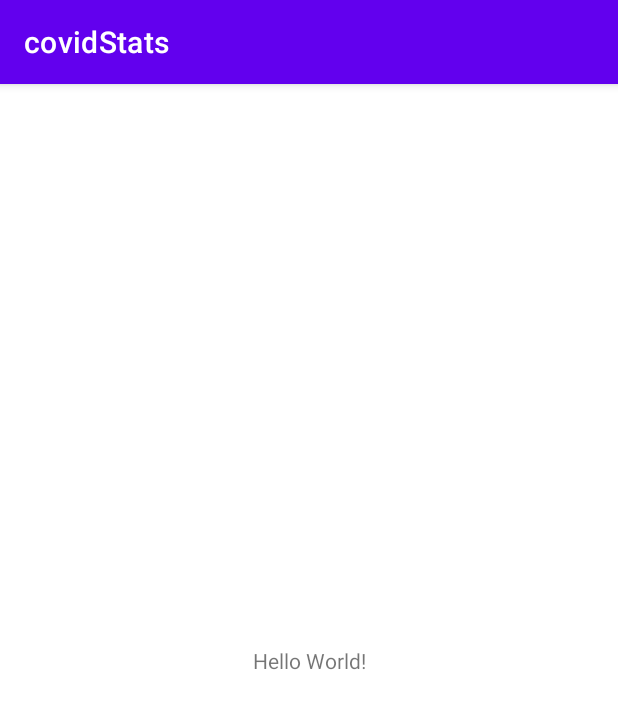
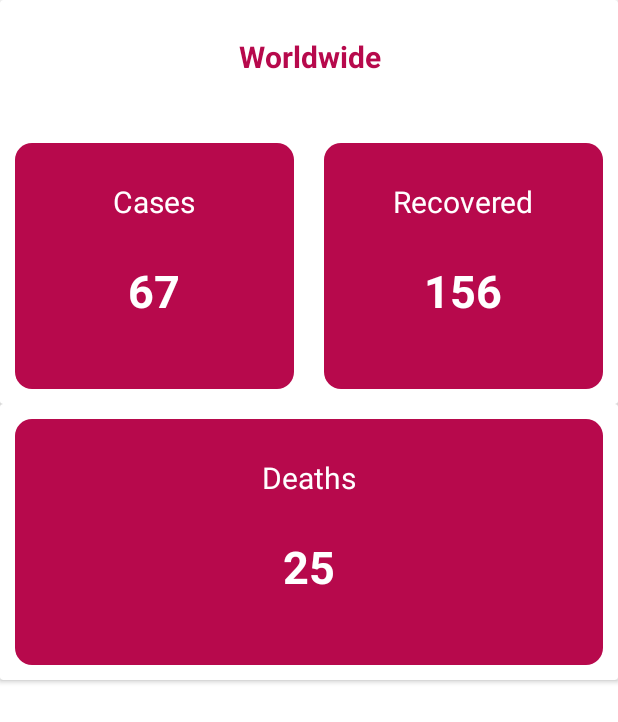
Before and after one commit to ETS-Android2/COVID-STATS, an Android app: the screen it shows after launch (MainActivity), on a phone screen of 412 x 824 dp. Shown: the top 722 px of the screen. Run offline under Robolectric (Android 15) with nearby library versions, the phone set to English and light mode, and no system bars.

Commit message:
Added the UI

```diff
--- a/app/build.gradle
+++ b/app/build.gradle
@@ -35,4 +35,7 @@ dependencies {
     testImplementation 'junit:junit:4.+'
     androidTestImplementation 'androidx.test.ext:junit:1.1.3'
     androidTestImplementation 'androidx.test.espresso:espresso-core:3.4.0'
+
+    // Volley library
+    implementation 'com.android.volley:volley:1.1.1'
 }
--- a/app/src/main/AndroidManifest.xml
+++ b/app/src/main/AndroidManifest.xml
@@ -2,6 +2,7 @@
 <manifest xmlns:android="http://schemas.android.com/apk/res/android"
     package="com.example.covidstats">
 
+    <uses-permission android:name="android.permission.INTERNET"/>
     <application
         android:allowBackup="true"
         android:icon="@mipmap/ic_launcher"
--- a/app/src/main/java/com/example/covidstats/MainActivity.java
+++ b/app/src/main/java/com/example/covidstats/MainActivity.java
@@ -10,5 +10,7 @@ public class MainActivity extends AppCompatActivity {
     protected void onCreate(Bundle savedInstanceState) {
         super.onCreate(savedInstanceState);
         setContentView(R.layout.activity_main);
+        // To Hide App Title Bar
+        getSupportActionBar().hide();
     }
 }
--- /dev/null
+++ b/app/src/main/res/drawable/shape.xml
@@ -0,0 +1,13 @@
+<shape
+    xmlns:android="http://schemas.android.com/apk/res/android"
+    android:shape="rectangle"   >
+
+    <solid
+        android:color="@color/pink_700" >
+    </solid>
+
+    <corners
+        android:radius="11dp"   >
+    </corners>
+
+</shape>
--- a/app/src/main/res/layout/activity_main.xml
+++ b/app/src/main/res/layout/activity_main.xml
@@ -1,18 +1,162 @@
 <?xml version="1.0" encoding="utf-8"?>
-<androidx.constraintlayout.widget.ConstraintLayout xmlns:android="http://schemas.android.com/apk/res/android"
+<LinearLayout xmlns:android="http://schemas.android.com/apk/res/android"
     xmlns:app="http://schemas.android.com/apk/res-auto"
     xmlns:tools="http://schemas.android.com/tools"
     android:layout_width="match_parent"
+    android:orientation="vertical"
     android:layout_height="match_parent"
     tools:context=".MainActivity">
 
-    <TextView
-        android:layout_width="wrap_content"
-        android:layout_height="wrap_content"
-        android:text="Hello World!"
-        app:layout_constraintBottom_toBottomOf="parent"
-        app:layout_constraintLeft_toLeftOf="parent"
-        app:layout_constraintRight_toRightOf="parent"
-        app:layout_constraintTop_toTopOf="parent" />
+    <androidx.cardview.widget.CardView
+        android:layout_width="match_parent"
+        android:layout_height="wrap_content">
 
-</androidx.constraintlayout.widget.ConstraintLayout>
+    <LinearLayout
+        android:layout_width="match_parent"
+        android:layout_height="match_parent"
+        android:orientation="vertical">
+
+        <TextView
+            android:layout_width="match_parent"
+            android:layout_height="wrap_content"
+            android:layout_margin="4dp"
+            android:gravity="center_horizontal"
+            android:padding="20dp"
+            android:text="Worldwide"
+            android:textStyle="bold"
+            android:textAlignment="center"
+            android:textColor="@color/pink_700"
+            android:textSize="20sp"
+            />
+
+        <LinearLayout
+            android:layout_width="match_parent"
+            android:layout_height="match_parent"
+            android:orientation="horizontal"
+            android:weightSum="2"
+            android:paddingTop="10dp">
+
+            <LinearLayout
+            android:layout_width="10dp"
+            android:layout_height="wrap_content"
+            android:orientation="vertical"
+            android:layout_weight="1"
+            android:background="@drawable/shape"
+            android:layout_margin="10dp">
+
+
+            <TextView
+                android:layout_width="match_parent"
+                android:layout_height="wrap_content"
+                android:text="Cases"
+                android:textAlignment="center"
+                android:layout_gravity="center_horizontal"
+                android:textSize="20sp"
+                android:padding="25dp"
+                android:textColor="@color/white"/>
+
+            <TextView
+                android:layout_width="match_parent"
+                android:layout_height="wrap_content"
+                android:text="67"
+                android:id="@+id/worldNew"
+                android:textStyle="bold"
+                android:textColor="@color/white"
+                android:textAlignment="center"
+                android:layout_gravity="center_horizontal"
+                android:textSize="30sp"
+                android:paddingBottom="45dp"/>
+
+        </LinearLayout>
+
+        <LinearLayout
+            android:layout_width="10dp"
+            android:layout_height="wrap_content"
+            android:orientation="vertical"
+            android:layout_weight="1"
+            android:background="@drawable/shape"
+            android:layout_margin="10dp">
+
+            <TextView
+                android:layout_width="match_parent"
+                android:layout_height="wrap_content"
+                android:text="Recovered"
+                android:textAlignment="center"
+                android:layout_gravity="center_horizontal"
+                android:textSize="20sp"
+                android:padding="25dp"
+                android:textColor="@color/white"/>
+
+            <TextView
+                android:layout_width="match_parent"
+                android:layout_height="wrap_content"
+                android:text="156"
+                android:id="@+id/worldRecovered"
+                android:textStyle="bold"
+                android:textColor="@color/white"
+                android:textAlignment="center"
+                android:layout_gravity="center_horizontal"
+                android:textSize="30sp"
+                android:paddingBottom="45dp"/>
+
+        </LinearLayout>
+
+
+    </LinearLayout>
+
+</LinearLayout>
+</androidx.cardview.widget.CardView>
+
+    <androidx.cardview.widget.CardView
+        android:layout_width="match_parent"
+        android:layout_height="wrap_content">
+
+        <LinearLayout
+            android:layout_width="match_parent"
+            android:layout_height="match_parent"
+            android:orientation="vertical">
+
+            <LinearLayout
+                android:layout_width="match_parent"
+                android:layout_height="match_parent"
+                android:orientation="horizontal"
+                android:weightSum="1">
+
+                <LinearLayout
+                    android:layout_width="10dp"
+                    android:layout_height="wrap_content"
+                    android:orientation="vertical"
+                    android:layout_weight="1"
+                    android:background="@drawable/shape"
+                    android:layout_margin="10dp">
+
+                    <TextView
+                        android:layout_width="match_parent"
+                        android:layout_height="wrap_content"
+                        android:text="Deaths"
+                        android:textAlignment="center"
+                        android:layout_gravity="center_horizontal"
+                        android:textSize="20sp"
+                        android:padding="25dp"
+                        android:textColor="@color/white"/>
+
+                    <TextView
+                        android:layout_width="match_parent"
+                        android:layout_height="wrap_content"
+                        android:text="25"
+                        android:id="@+id/worldDeaths"
+                        android:textStyle="bold"
+                        android:textColor="@color/white"
+                        android:textAlignment="center"
+                        android:layout_gravity="center_horizontal"
+                        android:textSize="30sp"
+                        android:paddingBottom="45dp"/>
+
+                </LinearLayout>
+
+
+            </LinearLayout>
+
+        </LinearLayout>
+    </androidx.cardview.widget.CardView>
+</LinearLayout>
--- a/app/src/main/res/values-night/themes.xml
+++ /dev/null
@@ -1,16 +0,0 @@
-<resources xmlns:tools="http://schemas.android.com/tools">
-    <!-- Base application theme. -->
-    <style name="Theme.CovidStats" parent="Theme.MaterialComponents.DayNight.DarkActionBar">
-        <!-- Primary brand color. -->
-        <item name="colorPrimary">@color/purple_200</item>
-        <item name="colorPrimaryVariant">@color/purple_700</item>
-        <item name="colorOnPrimary">@color/black</item>
-        <!-- Secondary brand color. -->
-        <item name="colorSecondary">@color/teal_200</item>
-        <item name="colorSecondaryVariant">@color/teal_200</item>
-        <item name="colorOnSecondary">@color/black</item>
-        <!-- Status bar color. -->
-        <item name="android:statusBarColor" tools:targetApi="l">?attr/colorPrimaryVariant</item>
-        <!-- Customize your theme here. -->
-    </style>
-</resources>
--- a/app/src/main/res/values/colors.xml
+++ b/app/src/main/res/values/colors.xml
@@ -1,10 +1,10 @@
 <?xml version="1.0" encoding="utf-8"?>
 <resources>
-    <color name="purple_200">#FFBB86FC</color>
-    <color name="purple_500">#FF6200EE</color>
-    <color name="purple_700">#FF3700B3</color>
-    <color name="teal_200">#FF03DAC5</color>
-    <color name="teal_700">#FF018786</color>
+    <color name="blue_200">#0091ad</color>
+    <color name="blue_500">#1780a1</color>
+    <color name="blue_700">#2e6f95</color>
+    <color name="pink_700">#b7094c</color>
+    <color name="mix">#a01a58</color>
     <color name="black">#FF000000</color>
     <color name="white">#FFFFFFFF</color>
 </resources>
--- a/app/src/main/res/values/themes.xml
+++ b/app/src/main/res/values/themes.xml
@@ -2,12 +2,12 @@
     <!-- Base application theme. -->
     <style name="Theme.CovidStats" parent="Theme.MaterialComponents.DayNight.DarkActionBar">
         <!-- Primary brand color. -->
-        <item name="colorPrimary">@color/purple_500</item>
-        <item name="colorPrimaryVariant">@color/purple_700</item>
+        <item name="colorPrimary">@color/pink_700</item>
+        <item name="colorPrimaryVariant">@color/mix</item>
         <item name="colorOnPrimary">@color/white</item>
         <!-- Secondary brand color. -->
-        <item name="colorSecondary">@color/teal_200</item>
-        <item name="colorSecondaryVariant">@color/teal_700</item>
+        <item name="colorSecondary">@color/blue_200</item>
+        <item name="colorSecondaryVariant">@color/blue_500</item>
         <item name="colorOnSecondary">@color/black</item>
         <!-- Status bar color. -->
         <item name="android:statusBarColor" tools:targetApi="l">?attr/colorPrimaryVariant</item>
```
